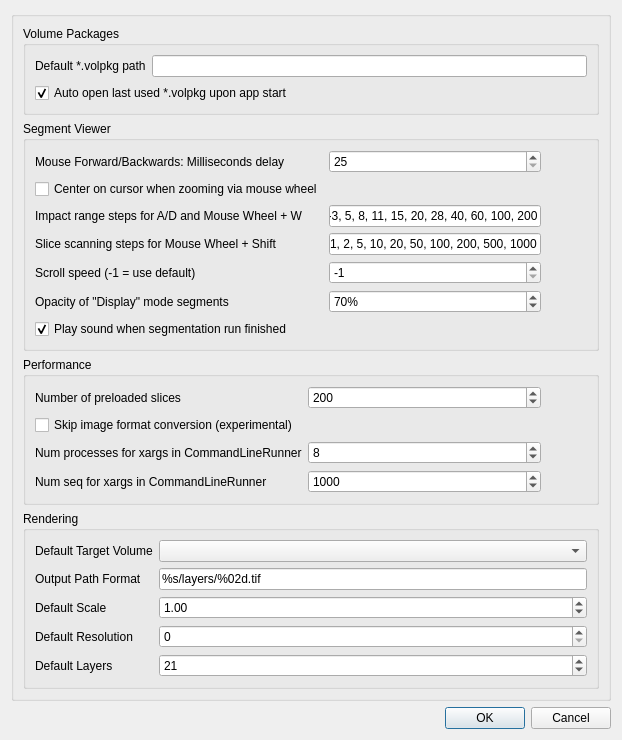
The window that volume-cartographer/apps/VC3D/VCSettings.ui (SuperOptimizer/villa) describes before a commit, drawn with Qt 5.
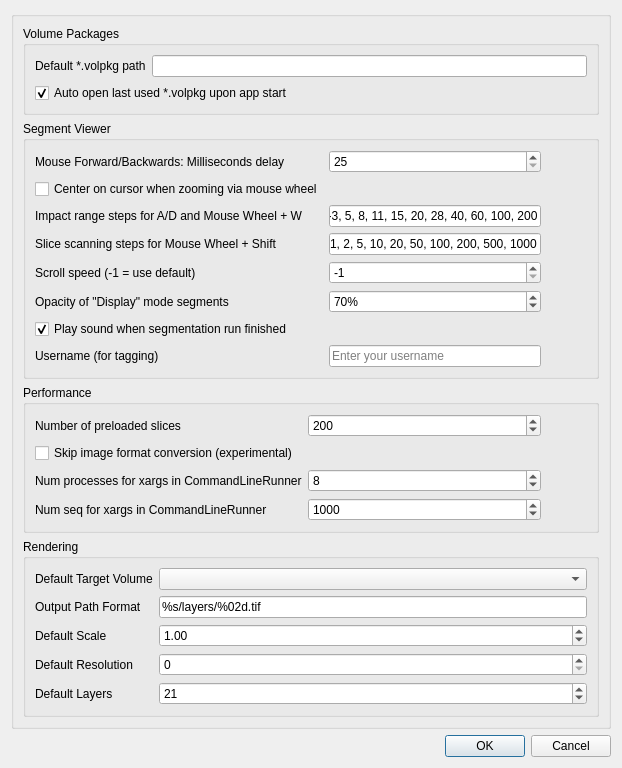
The same window after the commit. Icons and pictures are not drawn.

```diff
--- a/volume-cartographer/apps/VC3D/VCSettings.ui
+++ b/volume-cartographer/apps/VC3D/VCSettings.ui
@@ -133,6 +133,20 @@
            </property>
           </widget>
          </item>
+         <item row="7" column="0">
+          <widget class="QLabel" name="label_8">
+           <property name="text">
+            <string>Username (for tagging)</string>
+           </property>
+          </widget>
+         </item>
+         <item row="7" column="1">
+          <widget class="QLineEdit" name="edtUsername">
+           <property name="placeholderText">
+            <string>Enter your username</string>
+           </property>
+          </widget>
+         </item>
          <item row="0" column="1">
           <widget class="QSpinBox" name="spinFwdBackStepMs">
            <property name="minimum">
```
